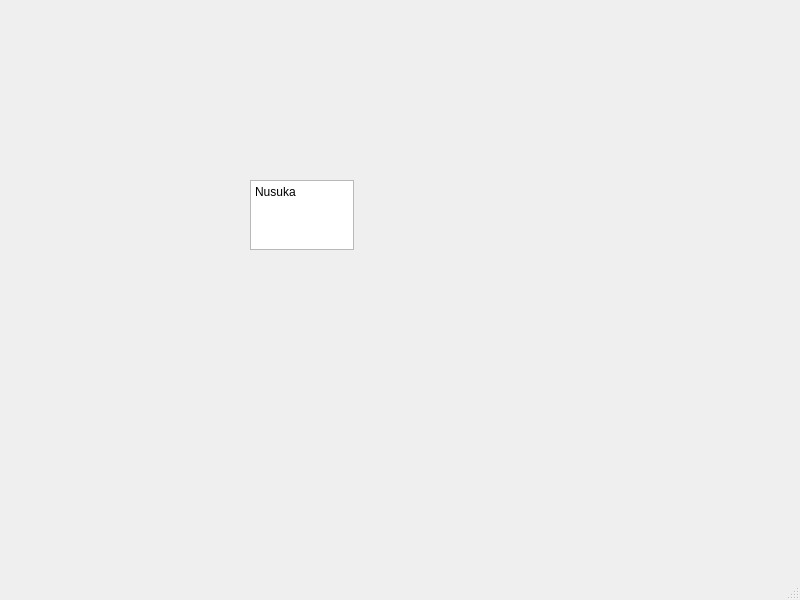
Above: src/gui/src/mainwindow.ui from QapFUc/Team-Lobachevsky-nm-1 before the change. Below: the same form after it.
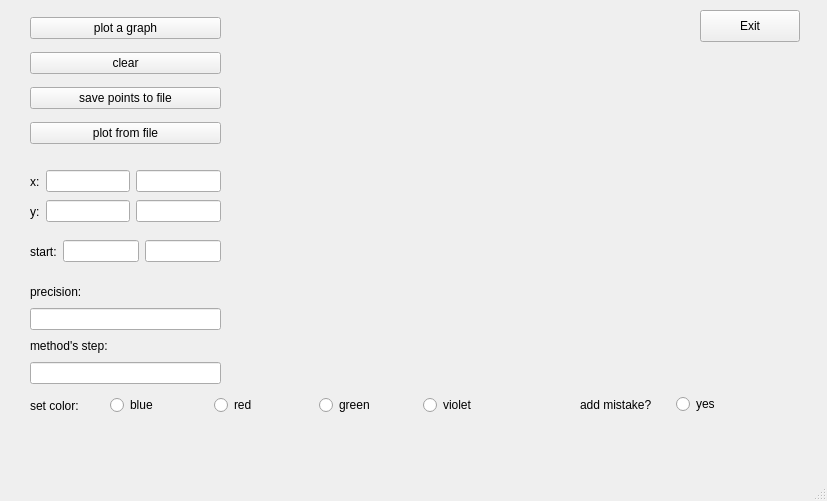
That is the form after the change.

What changed in the file:
```diff
--- a/src/gui/src/mainwindow.ui
+++ b/src/gui/src/mainwindow.ui
@@ -6,34 +6,253 @@
    <rect>
     <x>0</x>
     <y>0</y>
-    <width>800</width>
-    <height>600</height>
+    <width>827</width>
+    <height>501</height>
    </rect>
   </property>
   <property name="windowTitle">
    <string>MainWindow</string>
   </property>
   <widget class="QWidget" name="centralwidget">
-   <widget class="QTextEdit" name="textEdit">
+   <widget class="QPushButton" name="exit_button">
     <property name="geometry">
      <rect>
-      <x>250</x>
-      <y>180</y>
-      <width>104</width>
-      <height>70</height>
+      <x>700</x>
+      <y>10</y>
+      <width>100</width>
+      <height>32</height>
      </rect>
     </property>
-    <property name="html">
-     <string>&lt;!DOCTYPE HTML PUBLIC &quot;-//W3C//DTD HTML 4.0//EN&quot; &quot;http://www.w3.org/TR/REC-html40/strict.dtd&quot;&gt;
-&lt;html&gt;&lt;head&gt;&lt;meta name=&quot;qrichtext&quot; content=&quot;1&quot; /&gt;&lt;meta charset=&quot;utf-8&quot; /&gt;&lt;style type=&quot;text/css&quot;&gt;
-p, li { white-space: pre-wrap; }
-hr { height: 1px; border-width: 0; }
-li.unchecked::marker { content: &quot;\2610&quot;; }
-li.checked::marker { content: &quot;\2612&quot;; }
-&lt;/style&gt;&lt;/head&gt;&lt;body style=&quot; font-family:'Sans Serif'; font-size:9pt; font-weight:400; font-style:normal;&quot;&gt;
-&lt;p style=&quot; margin-top:0px; margin-bottom:0px; margin-left:0px; margin-right:0px; -qt-block-indent:0; text-indent:0px;&quot;&gt;Nusuka&lt;/p&gt;&lt;/body&gt;&lt;/html&gt;</string>
+    <property name="text">
+     <string>Exit</string>
     </property>
    </widget>
+   <widget class="QWidget" name="verticalLayoutWidget">
+    <property name="geometry">
+     <rect>
+      <x>30</x>
+      <y>10</y>
+      <width>191</width>
+      <height>141</height>
+     </rect>
+    </property>
+    <layout class="QVBoxLayout" name="verticalLayout">
+     <item>
+      <widget class="QPushButton" name="button_plot">
+       <property name="text">
+        <string>plot a graph</string>
+       </property>
+      </widget>
+     </item>
+     <item>
+      <widget class="QPushButton" name="button_clear">
+       <property name="text">
+        <string>clear</string>
+       </property>
+      </widget>
+     </item>
+     <item>
+      <widget class="QPushButton" name="button_save_points">
+       <property name="text">
+        <string>save points to file</string>
+       </property>
+      </widget>
+     </item>
+     <item>
+      <widget class="QPushButton" name="button_plot_from_file">
+       <property name="text">
+        <string>plot from file</string>
+       </property>
+      </widget>
+     </item>
+    </layout>
+   </widget>
+   <widget class="QWidget" name="verticalLayoutWidget_2">
+    <property name="geometry">
+     <rect>
+      <x>30</x>
+      <y>282</y>
+      <width>191</width>
+      <height>102</height>
+     </rect>
+    </property>
+    <layout class="QVBoxLayout" name="verticalLayout_2">
+     <item>
+      <widget class="QLabel" name="label">
+       <property name="text">
+        <string>precision:</string>
+       </property>
+      </widget>
+     </item>
+     <item>
+      <widget class="QLineEdit" name="lineEdit_precision"/>
+     </item>
+     <item>
+      <widget class="QLabel" name="label_2">
+       <property name="text">
+        <string>method's step:</string>
+       </property>
+      </widget>
+     </item>
+     <item>
+      <widget class="QLineEdit" name="lineEdit_step"/>
+     </item>
+    </layout>
+   </widget>
+   <widget class="QWidget" name="horizontalLayoutWidget">
+    <property name="geometry">
+     <rect>
+      <x>110</x>
+      <y>380</y>
+      <width>411</width>
+      <height>51</height>
+     </rect>
+    </property>
+    <layout class="QHBoxLayout" name="horizontalLayout">
+     <item>
+      <widget class="QRadioButton" name="radioButton_blue">
+       <property name="text">
+        <string>blue</string>
+       </property>
+      </widget>
+     </item>
+     <item>
+      <widget class="QRadioButton" name="radioButton_red">
+       <property name="text">
+        <string>red</string>
+       </property>
+      </widget>
+     </item>
+     <item>
+      <widget class="QRadioButton" name="radioButton_green">
+       <property name="text">
+        <string>green</string>
+       </property>
+      </widget>
+     </item>
+     <item>
+      <widget class="QRadioButton" name="radioButton_violet">
+       <property name="text">
+        <string>violet</string>
+       </property>
+      </widget>
+     </item>
+    </layout>
+   </widget>
+   <widget class="QLabel" name="label_3">
+    <property name="geometry">
+     <rect>
+      <x>30</x>
+      <y>385</y>
+      <width>61</width>
+      <height>41</height>
+     </rect>
+    </property>
+    <property name="text">
+     <string>set color:</string>
+    </property>
+   </widget>
+   <widget class="QWidget" name="horizontalLayoutWidget_2">
+    <property name="geometry">
+     <rect>
+      <x>30</x>
+      <y>170</y>
+      <width>191</width>
+      <height>23</height>
+     </rect>
+    </property>
+    <layout class="QHBoxLayout" name="horizontalLayout_2">
+     <item>
+      <widget class="QLabel" name="label_x">
+       <property name="text">
+        <string>x:</string>
+       </property>
+      </widget>
+     </item>
+     <item>
+      <widget class="QLineEdit" name="lineEdit_x_start"/>
+     </item>
+     <item>
+      <widget class="QLineEdit" name="lineEdit_x_end"/>
+     </item>
+    </layout>
+   </widget>
+   <widget class="QWidget" name="horizontalLayoutWidget_3">
+    <property name="geometry">
+     <rect>
+      <x>30</x>
+      <y>200</y>
+      <width>191</width>
+      <height>23</height>
+     </rect>
+    </property>
+    <layout class="QHBoxLayout" name="horizontalLayout_3">
+     <item>
+      <widget class="QLabel" name="label_y">
+       <property name="text">
+        <string>y:</string>
+       </property>
+      </widget>
+     </item>
+     <item>
+      <widget class="QLineEdit" name="lineEdit_y_start"/>
+     </item>
+     <item>
+      <widget class="QLineEdit" name="lineEdit_y_end"/>
+     </item>
+    </layout>
+   </widget>
+   <widget class="QWidget" name="horizontalLayoutWidget_4">
+    <property name="geometry">
+     <rect>
+      <x>30</x>
+      <y>240</y>
+      <width>191</width>
+      <height>23</height>
+     </rect>
+    </property>
+    <layout class="QHBoxLayout" name="horizontalLayout_4">
+     <item>
+      <widget class="QLabel" name="label_start">
+       <property name="text">
+        <string>start:</string>
+       </property>
+      </widget>
+     </item>
+     <item>
+      <widget class="QLineEdit" name="lineEdit_start_x"/>
+     </item>
+     <item>
+      <widget class="QLineEdit" name="lineEdit_start_y"/>
+     </item>
+    </layout>
+   </widget>
+   <widget class="QWidget" name="horizontalLayoutWidget_5">
+    <property name="geometry">
+     <rect>
+      <x>580</x>
+      <y>379</y>
+      <width>186</width>
+      <height>51</height>
+     </rect>
+    </property>
+    <layout class="QHBoxLayout" name="horizontalLayout_5">
+     <item>
+      <widget class="QLabel" name="label_mistake">
+       <property name="text">
+        <string>add mistake?</string>
+       </property>
+      </widget>
+     </item>
+     <item>
+      <widget class="QRadioButton" name="radioButton_mistake">
+       <property name="text">
+        <string>yes</string>
+       </property>
+      </widget>
+     </item>
+    </layout>
+   </widget>
   </widget>
   <widget class="QMenuBar" name="menubar">
    <property name="geometry">
```
Left out of the diff: 4 changed lines with no effect on the pictures.
